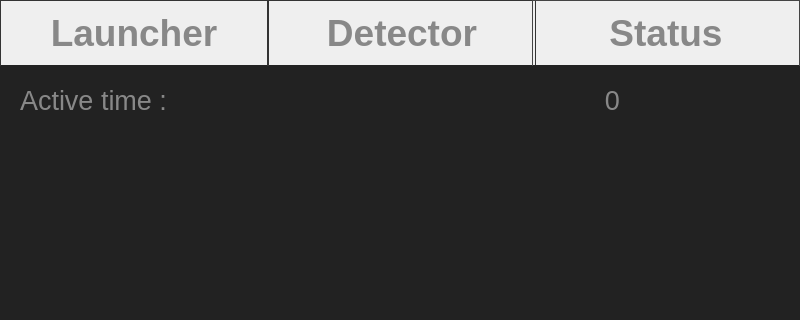
The window that mainwindow.ui (AlexVerschoot/MachineVisionGui) describes before a commit, drawn with Qt 5; both pictures show x 0 to 800 and y 0 to 320 of the 800 by 480 pixel window.
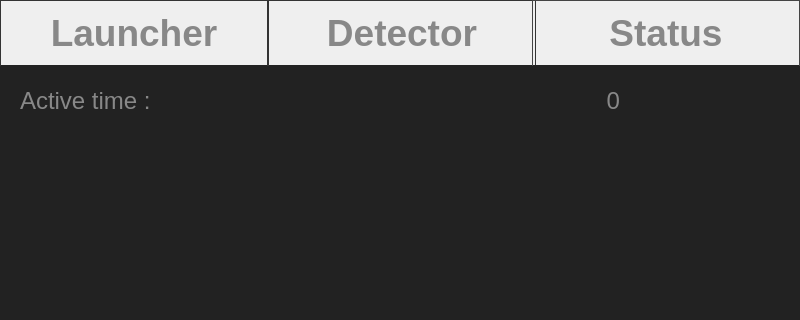
The same window after the commit. Icons and pictures are not drawn.

Commit message: Added a styled timer that autoruns

Patch:
```diff
--- a/mainwindow.ui
+++ b/mainwindow.ui
@@ -310,7 +310,7 @@
       </property>
       <property name="font">
        <font>
-        <pointsize>20</pointsize>
+        <pointsize>18</pointsize>
        </font>
       </property>
       <property name="styleSheet">
@@ -319,6 +319,9 @@
       <property name="text">
        <string>Active time :</string>
       </property>
+      <property name="alignment">
+       <set>Qt::AlignLeading|Qt::AlignLeft|Qt::AlignVCenter</set>
+      </property>
      </widget>
      <widget class="QLabel" name="label_2">
       <property name="geometry">
@@ -331,7 +334,7 @@
       </property>
       <property name="font">
        <font>
-        <pointsize>20</pointsize>
+        <pointsize>18</pointsize>
        </font>
       </property>
       <property name="styleSheet">
```
Left out of the diff: 4 changed lines with no effect on the pictures. The commit also changes 1 other file.
